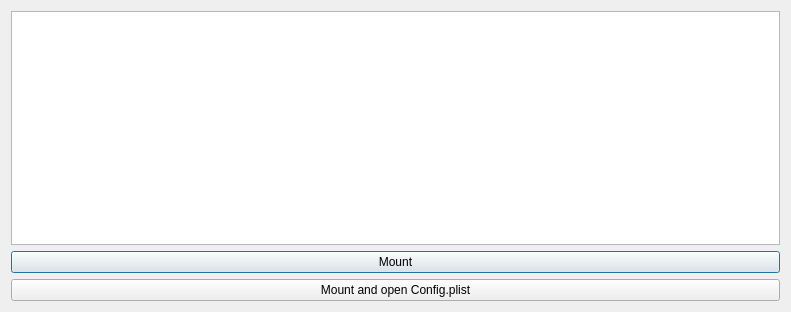
Qt form dlgMountESP.ui (ic005k/OCAuxiliaryTools) before a commit.
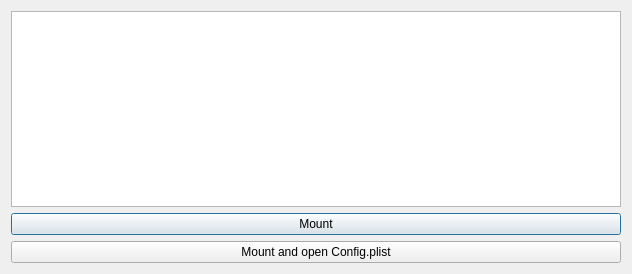
The same form after that commit.

```diff
--- a/dlgMountESP.ui
+++ b/dlgMountESP.ui
@@ -6,8 +6,8 @@
    <rect>
     <x>0</x>
     <y>0</y>
-    <width>791</width>
-    <height>312</height>
+    <width>632</width>
+    <height>274</height>
    </rect>
   </property>
   <property name="windowTitle">
```
